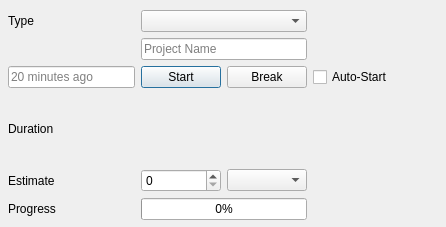
Above: timmu/mainwindow.ui from abeimler/tim before the change. Below: the same form after it.
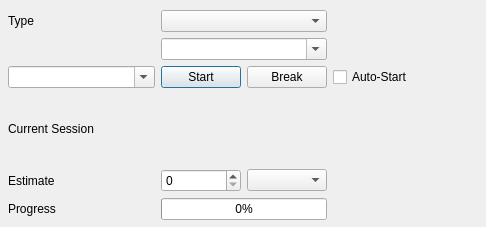
That is the form after the change.

```diff
--- a/timmu/mainwindow.ui
+++ b/timmu/mainwindow.ui
@@ -6,7 +6,7 @@
    <rect>
     <x>0</x>
     <y>0</y>
-    <width>446</width>
+    <width>486</width>
     <height>227</height>
    </rect>
   </property>
@@ -18,74 +18,52 @@
     <rect>
      <x>8</x>
      <y>10</y>
-     <width>431</width>
+     <width>471</width>
      <height>210</height>
     </rect>
    </property>
    <layout class="QGridLayout" name="gridLayout">
-    <item row="3" column="0">
-     <widget class="QLabel" name="lblDuration">
+    <item row="5" column="2">
+     <widget class="QComboBox" name="cmbEstimateUnit"/>
+    </item>
+    <item row="4" column="1" colspan="2">
+     <widget class="QLabel" name="lblStatus">
       <property name="text">
-       <string>Duration</string>
+       <string/>
       </property>
      </widget>
     </item>
-    <item row="0" column="0">
-     <widget class="QLabel" name="lblType">
+    <item row="6" column="0">
+     <widget class="QLabel" name="lblProgress">
       <property name="text">
-       <string>Type</string>
+       <string>Progress</string>
       </property>
      </widget>
     </item>
     <item row="4" column="0">
+     <widget class="QLabel" name="lblDuration">
+      <property name="text">
+       <string>Current Session</string>
+      </property>
+     </widget>
+    </item>
+    <item row="5" column="1">
+     <widget class="QSpinBox" name="spbEstimateValue"/>
+    </item>
+    <item row="6" column="1" colspan="2">
+     <widget class="QProgressBar" name="pgbProgress">
+      <property name="value">
+       <number>0</number>
+      </property>
+     </widget>
+    </item>
+    <item row="5" column="0">
      <widget class="QLabel" name="lblEstimate">
       <property name="text">
        <string>Estimate</string>
       </property>
      </widget>
     </item>
-    <item row="4" column="2">
-     <widget class="QComboBox" name="cmbEstimateUnit"/>
-    </item>
-    <item row="4" column="1">
-     <widget class="QSpinBox" name="spbEstimateValue"/>
-    </item>
-    <item row="2" column="0">
-     <widget class="QLineEdit" name="txtAddTime">
-      <property name="enabled">
-       <bool>true</bool>
-      </property>
-      <property name="toolTip">
-       <string>time like &quot;13:00&quot; or &quot;20 minutes ago&quot;</string>
-      </property>
-      <property name="placeholderText">
-       <string>20 minutes ago</string>
-      </property>
-     </widget>
-    </item>
-    <item row="2" column="3">
-     <widget class="QCheckBox" name="chbAutoStart">
-      <property name="text">
-       <string>Auto-Start</string>
-      </property>
-     </widget>
-    </item>
-    <item row="1" column="1" colspan="2">
-     <widget class="QLineEdit" name="txtProject">
-      <property name="enabled">
-       <bool>true</bool>
-      </property>
-      <property name="toolTip">
-       <string>&lt;html&gt;&lt;head/&gt;&lt;body&gt;&lt;p&gt;Name of the Project&lt;/p&gt;&lt;p&gt;(Account name is artwork:&amp;lt;art&amp;gt;:&amp;lt;projectname&amp;gt;)&lt;/p&gt;&lt;/body&gt;&lt;/html&gt;</string>
-      </property>
-      <property name="text">
-       <string/>
-      </property>
-      <property name="placeholderText">
-       <string>Project Name</string>
-      </property>
-     </widget>
-    </item>
     <item row="0" column="1" colspan="2">
      <widget class="QComboBox" name="cmbType">
       <property name="enabled">
@@ -93,7 +71,7 @@
       </property>
      </widget>
     </item>
-    <item row="2" column="1" colspan="2">
+    <item row="3" column="1" colspan="2">
      <layout class="QGridLayout" name="gridLayout_2">
       <item row="0" column="0">
        <widget class="QPushButton" name="btnStartStop">
@@ -120,28 +98,7 @@
       </item>
      </layout>
     </item>
-    <item row="3" column="1" colspan="2">
-     <widget class="QLabel" name="lblStatus">
-      <property name="text">
-       <string/>
-      </property>
-     </widget>
-    </item>
-    <item row="5" column="0">
-     <widget class="QLabel" name="lblProgress">
-      <property name="text">
-       <string>Progress</string>
-      </property>
-     </widget>
-    </item>
-    <item row="5" column="1" colspan="2">
-     <widget class="QProgressBar" name="pgbProgress">
-      <property name="value">
-       <number>0</number>
-      </property>
-     </widget>
-    </item>
-    <item row="3" column="3">
+    <item row="4" column="3">
      <spacer name="horizontalSpacer">
       <property name="orientation">
        <enum>Qt::Horizontal</enum>
@@ -154,6 +111,63 @@
       </property>
      </spacer>
     </item>
+    <item row="0" column="0">
+     <widget class="QLabel" name="lblType">
+      <property name="text">
+       <string>Type</string>
+      </property>
+     </widget>
+    </item>
+    <item row="3" column="3">
+     <widget class="QCheckBox" name="chbAutoStart">
+      <property name="text">
+       <string>Auto-Start</string>
+      </property>
+     </widget>
+    </item>
+    <item row="1" column="1" colspan="2">
+     <widget class="QComboBox" name="txtProject">
+      <property name="toolTip">
+       <string>Project Name</string>
+      </property>
+      <property name="editable">
+       <bool>true</bool>
+      </property>
+     </widget>
+    </item>
+    <item row="3" column="0">
+     <widget class="QComboBox" name="txtAddTime">
+      <property name="toolTip">
+       <string>time like &quot;13:00&quot; or &quot;20 minutes ago&quot;</string>
+      </property>
+      <property name="editable">
+       <bool>true</bool>
+      </property>
+      <property name="maxVisibleItems">
+       <number>5</number>
+      </property>
+     </widget>
+    </item>
+    <item row="1" column="0">
+     <spacer name="horizontalSpacer_2">
+      <property name="orientation">
+       <enum>Qt::Horizontal</enum>
+      </property>
+      <property name="sizeHint" stdset="0">
+       <size>
+        <width>30</width>
+        <height>20</height>
+       </size>
+      </property>
+     </spacer>
+    </item>
+    <item row="1" column="3">
+     <widget class="QLabel" name="lblStatusName">
+      <property name="text">
+       <string/>
+      </property>
+     </widget>
+    </item>
    </layout>
   </widget>
  </widget>
```
